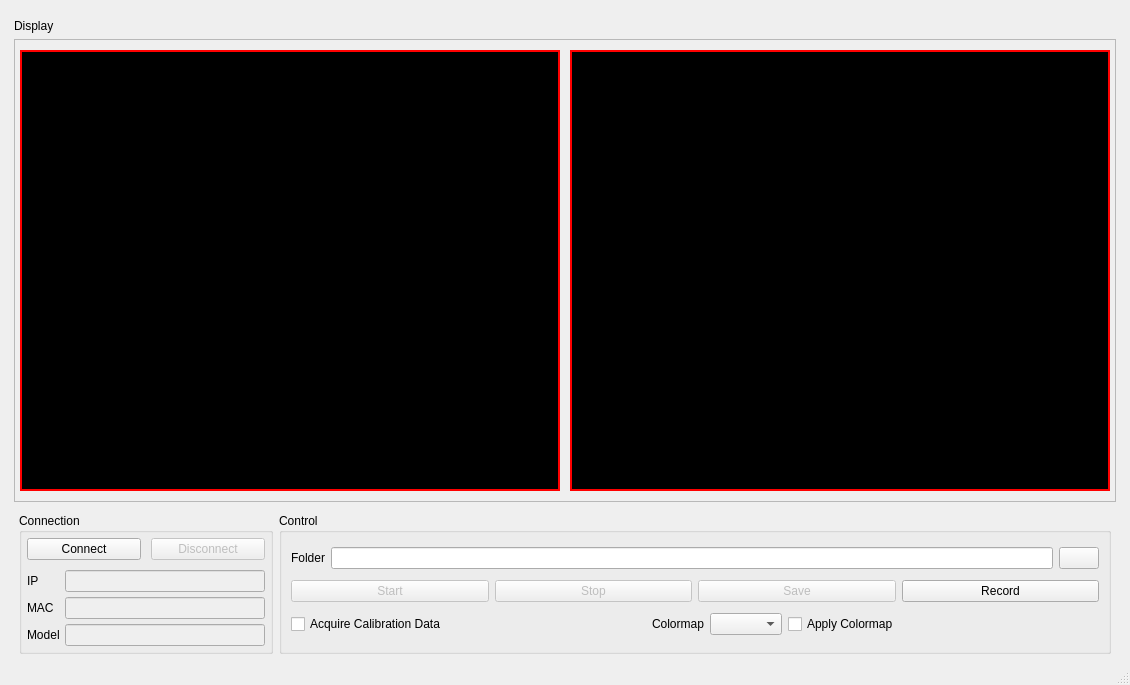
Qt form stereo_viewer/stereo_viewer.ui (labforge/sdk-demos) before a commit.
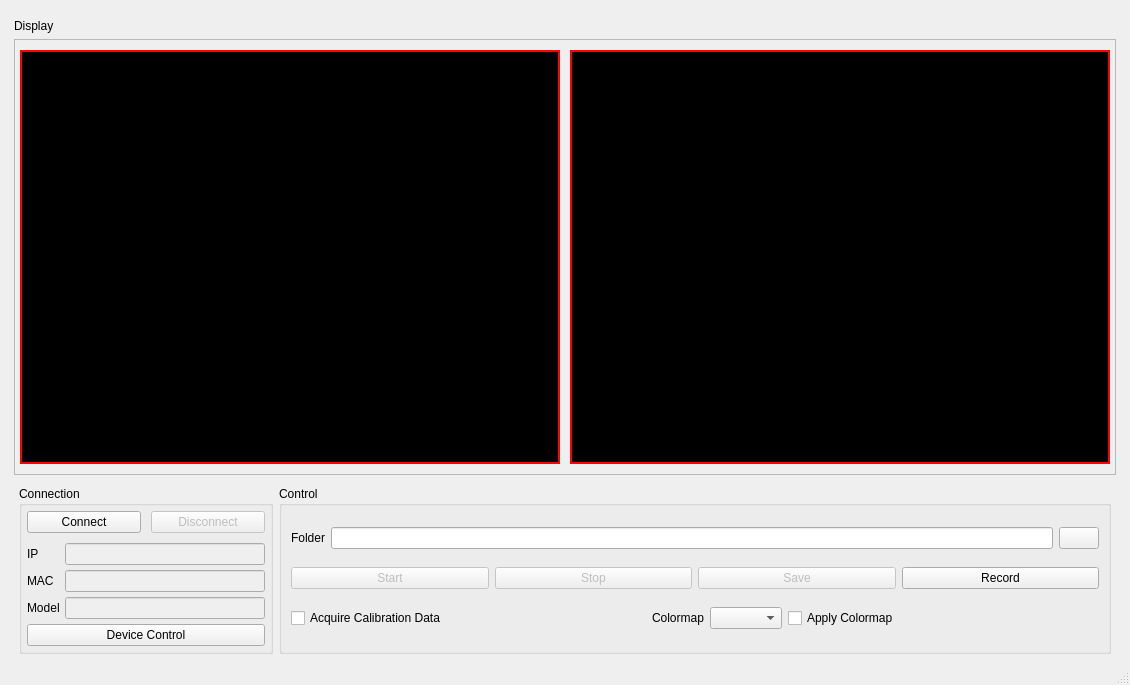
The same form after that commit. Custom widgets are drawn as their Qt base class.

Patch:
```diff
--- a/stereo_viewer/stereo_viewer.ui
+++ b/stereo_viewer/stereo_viewer.ui
@@ -295,6 +295,13 @@
              </item>
             </layout>
            </item>
+           <item>
+            <widget class="QPushButton" name="btnDeviceControl">
+             <property name="text">
+              <string>Device Control</string>
+             </property>
+            </widget>
+           </item>
           </layout>
          </widget>
         </item>
```
